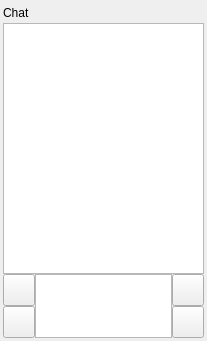
First picture: the form in gui/components/chat_interface_widget.ui, repository mdb42/omniverse, before the edit.
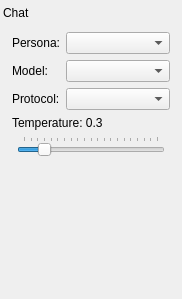
Second picture: the form after the edit. The open tabs and pages were chosen to show the change.

Commit message: World mode, persona developments, chat changes -Settings for old LLM manager in chat stacked widget -Further development of persona manager -Personas now defined by JSON files -Presentation Mode renamed to World Mode -Moved grounding browsers to developer developer window -Worlds are composed of Areas which are composed of Spaces

Patch:
```diff
--- a/gui/components/chat_interface_widget.ui
+++ b/gui/components/chat_interface_widget.ui
@@ -6,8 +6,8 @@
    <rect>
     <x>0</x>
     <y>0</y>
-    <width>207</width>
-    <height>341</height>
+    <width>182</width>
+    <height>299</height>
    </rect>
   </property>
   <property name="windowTitle">
@@ -30,7 +30,7 @@
     <number>3</number>
    </property>
    <item row="0" column="0">
-    <layout class="QGridLayout" name="chat_interface_layout" rowstretch="1,0,0">
+    <layout class="QGridLayout" name="chat_interface_layout" rowstretch="0,0,0,0">
      <property name="leftMargin">
       <number>0</number>
      </property>
@@ -46,7 +46,89 @@
      <property name="spacing">
       <number>0</number>
      </property>
+     <item row="0" column="1">
+      <layout class="QHBoxLayout" name="horizontalLayout" stretch="0,0,0">
+       <property name="sizeConstraint">
+        <enum>QLayout::SetDefaultConstraint</enum>
+       </property>
+       <item>
+        <widget class="QLabel" name="chat_label">
+         <property name="sizePolicy">
+          <sizepolicy hsizetype="Preferred" vsizetype="Fixed">
+           <horstretch>0</horstretch>
+           <verstretch>0</verstretch>
+          </sizepolicy>
+         </property>
+         <property name="text">
+          <string>Chat</string>
+         </property>
+        </widget>
+       </item>
+       <item>
+        <spacer name="horizontalSpacer">
+         <property name="orientation">
+          <enum>Qt::Horizontal</enum>
+         </property>
+         <property name="sizeType">
+          <enum>QSizePolicy::Fixed</enum>
+         </property>
+         <property name="sizeHint" stdset="0">
+          <size>
+           <width>5</width>
+           <height>5</height>
+          </size>
+         </property>
+        </spacer>
+       </item>
+       <item>
+        <widget class="QPushButton" name="chat_config_button">
+         <property name="minimumSize">
+          <size>
+           <width>20</width>
+           <height>20</height>
+          </size>
+         </property>
+         <property name="maximumSize">
+          <size>
+           <width>20</width>
+           <height>20</height>
+          </size>
+         </property>
+         <property name="text">
+          <string/>
+         </property>
+         <property name="flat">
+          <bool>true</bool>
+         </property>
+        </widget>
+       </item>
+      </layout>
+     </item>
      <item row="1" column="1">
+      <widget class="QStackedWidget" name="chat_interface_stacked_widget">
+       <property name="currentIndex">
+        <number>0</number>
+       </property>
+       <widget class="QWidget" name="chat_page">
+        <layout class="QGridLayout" name="gridLayout_5">
+         <property name="leftMargin">
+          <number>2</number>
+         </property>
+         <property name="topMargin">
+          <number>2</number>
+         </property>
+         <property name="rightMargin">
+          <number>2</number>
+         </property>
+         <property name="bottomMargin">
+          <number>2</number>
+         </property>
+         <property name="spacing">
+          <number>2</number>
+         </property>
+         <item row="0" column="0">
+          <layout class="QGridLayout" name="chat_page_layout">
+           <item row="1" column="0">
       <widget class="QTextBrowser" name="chat_output_browser">
        <property name="sizePolicy">
         <sizepolicy hsizetype="Preferred" vsizetype="Expanding">
@@ -68,7 +150,7 @@
        </property>
       </widget>
      </item>
-     <item row="2" column="1">
+           <item row="2" column="0">
       <layout class="QHBoxLayout" name="chat_input_layout">
        <property name="spacing">
         <number>0</number>
@@ -277,51 +359,138 @@
        </item>
       </layout>
      </item>
+          </layout>
+         </item>
+        </layout>
+       </widget>
+       <widget class="QWidget" name="page_2">
+        <layout class="QGridLayout" name="gridLayout_3">
+         <item row="1" column="0">
+          <layout class="QVBoxLayout" name="verticalLayout_3">
+           <item>
+            <widget class="QLabel" name="temperature_label">
+             <property name="text">
+              <string>Temperature: 0.3</string>
+             </property>
+            </widget>
+           </item>
+           <item>
+            <layout class="QHBoxLayout" name="horizontalLayout_4">
+             <item>
+              <spacer name="horizontalSpacer_6">
+               <property name="orientation">
+                <enum>Qt::Horizontal</enum>
+               </property>
+               <property name="sizeType">
+                <enum>QSizePolicy::Fixed</enum>
+               </property>
+               <property name="sizeHint" stdset="0">
+                <size>
+                 <width>5</width>
+                 <height>20</height>
+                </size>
+               </property>
+              </spacer>
+             </item>
+             <item>
+              <widget class="QSlider" name="temperature_slider">
+               <property name="maximum">
+                <number>20</number>
+               </property>
+               <property name="pageStep">
+                <number>1</number>
+               </property>
+               <property name="value">
+                <number>3</number>
+               </property>
+               <property name="sliderPosition">
+                <number>3</number>
+               </property>
+               <property name="orientation">
+                <enum>Qt::Horizontal</enum>
+               </property>
+               <property name="tickPosition">
+                <enum>QSlider::TicksAbove</enum>
+               </property>
+               <property name="tickInterval">
+                <number>1</number>
+               </property>
+              </widget>
+             </item>
+             <item>
+              <spacer name="horizontalSpacer_7">
+               <property name="orientation">
+                <enum>Qt::Horizontal</enum>
+               </property>
+               <property name="sizeType">
+                <enum>QSizePolicy::Fixed</enum>
+               </property>
+               <property name="sizeHint" stdset="0">
+                <size>
+                 <width>5</width>
+                 <height>20</height>
+                </size>
+               </property>
+              </spacer>
+             </item>
+            </layout>
+           </item>
+          </layout>
+         </item>
+         <item row="0" column="0">
+          <layout class="QGridLayout" name="gridLayout">
+           <item row="1" column="0">
+            <layout class="QFormLayout" name="formLayout_2">
+             <item row="0" column="0">
+              <widget class="QLabel" name="label_5">
+               <property name="text">
+                <string>Persona:</string>
+               </property>
+              </widget>
+             </item>
      <item row="0" column="1">
-      <layout class="QHBoxLayout" name="horizontalLayout">
-       <item>
-        <widget class="QLabel" name="chat_label">
+              <widget class="QComboBox" name="persona_combo_box"/>
+             </item>
+             <item row="1" column="0">
+              <widget class="QLabel" name="label_6">
          <property name="text">
-          <string>Chat</string>
+                <string>Model:</string>
          </property>
         </widget>
        </item>
-       <item>
-        <spacer name="horizontalSpacer">
+             <item row="1" column="1">
+              <widget class="QComboBox" name="model_combo_box"/>
+             </item>
+             <item row="2" column="0">
+              <widget class="QLabel" name="label_7">
+               <property name="text">
+                <string>Protocol:</string>
+               </property>
+              </widget>
+             </item>
+             <item row="2" column="1">
+              <widget class="QComboBox" name="protocol_combo_box"/>
+             </item>
+            </layout>
+           </item>
+          </layout>
+         </item>
+         <item row="2" column="0">
+          <spacer name="verticalSpacer">
          <property name="orientation">
-          <enum>Qt::Horizontal</enum>
+            <enum>Qt::Vertical</enum>
          </property>
          <property name="sizeHint" stdset="0">
           <size>
-           <width>40</width>
-           <height>20</height>
+             <width>20</width>
+             <height>40</height>
           </size>
          </property>
         </spacer>
        </item>
-       <item>
-        <widget class="QPushButton" name="chat_config_button">
-         <property name="minimumSize">
-          <size>
-           <width>20</width>
-           <height>20</height>
-          </size>
-         </property>
-         <property name="maximumSize">
-          <size>
-           <width>20</width>
-           <height>20</height>
-          </size>
-         </property>
-         <property name="text">
-          <string/>
-         </property>
-         <property name="flat">
-          <bool>true</bool>
-         </property>
-        </widget>
-       </item>
-      </layout>
+        </layout>
+       </widget>
+      </widget>
      </item>
     </layout>
    </item>
```
Lines whose indentation alone changed are shown as unchanged. The commit also changes 85 other files.
